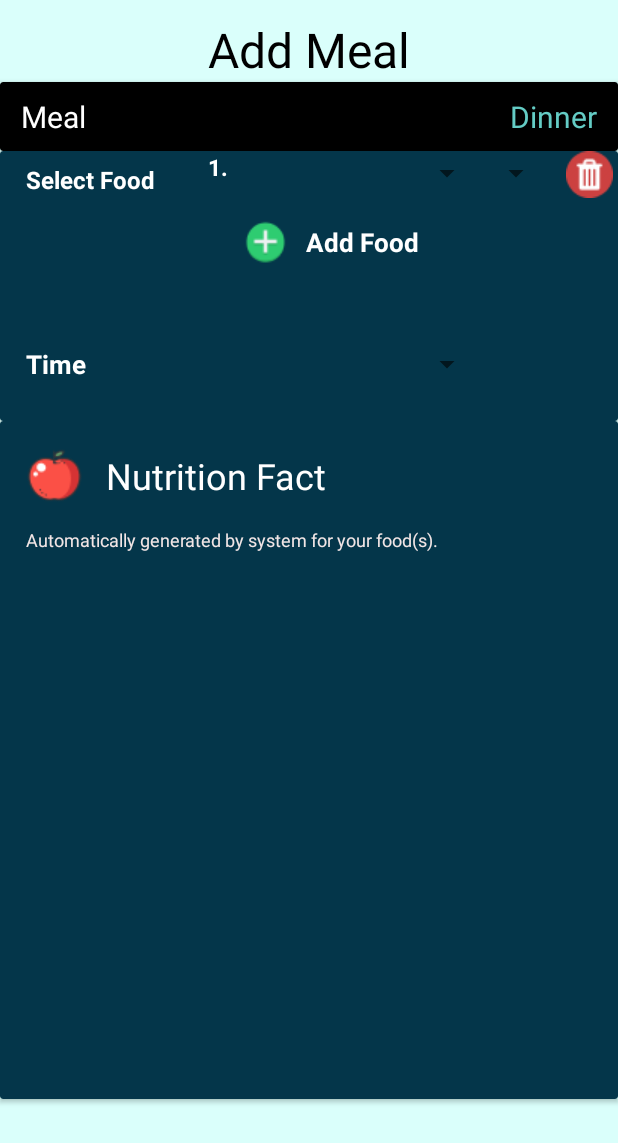
After one commit to yii-meow/health-compass, an Android app: the fragment add_meal shown on its own in the app's theme, on a phone screen of 412 x 824 dp. The commit adds this screen. Shown: the top 1143 px of the screen. Run offline under Robolectric (Android 15) with nearby library versions, the phone set to English and light mode, and no system bars.

Commit message:
nutrition fact

```diff
--- a/app/src/main/AndroidManifest.xml
+++ b/app/src/main/AndroidManifest.xml
@@ -13,6 +13,9 @@
         android:theme="@style/Theme.HealthCompass"
         tools:targetApi="31">
         <activity
+            android:name=".edit_goal"
+            android:exported="false" />
+        <activity
             android:name=".MainActivity"
             android:exported="true">
             <intent-filter>
--- a/app/src/main/java/com/example/healthcompass/MainActivity.kt
+++ b/app/src/main/java/com/example/healthcompass/MainActivity.kt
@@ -1,5 +1,6 @@
 package com.example.healthcompass
 
+import android.content.Intent
 import androidx.appcompat.app.AppCompatActivity
 import android.os.Bundle
 import android.widget.Button
@@ -15,7 +16,9 @@ class MainActivity : AppCompatActivity() {
 
         val btnEditGoal: Button = findViewById(R.id.btnEditGoal)
 
-        btnEditGoal.setOnClickListener{
+        btnEditGoal.setOnClickListener {
+            val intent = Intent(this,edit_goal::class.java)
+            startActivity(intent)
         }
 
 //        var tvDate: TextView = findViewById(R.id.tvDate)
--- /dev/null
+++ b/app/src/main/java/com/example/healthcompass/add_meal.kt
@@ -0,0 +1,59 @@
+package com.example.healthcompass
+
+import android.os.Bundle
+import androidx.fragment.app.Fragment
+import android.view.LayoutInflater
+import android.view.View
+import android.view.ViewGroup
+
+// TODO: Rename parameter arguments, choose names that match
+// the fragment initialization parameters, e.g. ARG_ITEM_NUMBER
+private const val ARG_PARAM1 = "param1"
+private const val ARG_PARAM2 = "param2"
+
+/**
+ * A simple [Fragment] subclass.
+ * Use the [add_meal.newInstance] factory method to
+ * create an instance of this fragment.
+ */
+class add_meal : Fragment() {
+    // TODO: Rename and change types of parameters
+    private var param1: String? = null
+    private var param2: String? = null
+
+    override fun onCreate(savedInstanceState: Bundle?) {
+        super.onCreate(savedInstanceState)
+        arguments?.let {
+            param1 = it.getString(ARG_PARAM1)
+            param2 = it.getString(ARG_PARAM2)
+        }
+    }
+
+    override fun onCreateView(
+        inflater: LayoutInflater, container: ViewGroup?,
+        savedInstanceState: Bundle?
+    ): View? {
+        // Inflate the layout for this fragment
+        return inflater.inflate(R.layout.fragment_add_meal, container, false)
+    }
+
+    companion object {
+        /**
+         * Use this factory method to create a new instance of
+         * this fragment using the provided parameters.
+         *
+         * @param param1 Parameter 1.
+         * @param param2 Parameter 2.
+         * @return A new instance of fragment add_meal.
+         */
+        // TODO: Rename and change types and number of parameters
+        @JvmStatic
+        fun newInstance(param1: String, param2: String) =
+            add_meal().apply {
+                arguments = Bundle().apply {
+                    putString(ARG_PARAM1, param1)
+                    putString(ARG_PARAM2, param2)
+                }
+            }
+    }
+}
--- /dev/null
+++ b/app/src/main/java/com/example/healthcompass/edit_goal.kt
@@ -0,0 +1,15 @@
+package com.example.healthcompass
+
+import androidx.appcompat.app.AppCompatActivity
+import android.os.Bundle
+import android.widget.Spinner
+
+class edit_goal : AppCompatActivity() {
+    override fun onCreate(savedInstanceState: Bundle?) {
+        super.onCreate(savedInstanceState)
+        setContentView(R.layout.activity_edit_goal)
+
+        val spinner : Spinner = findViewById(R.id.spinnerSetGoal)
+
+    }
+}
--- /dev/null
+++ b/app/src/main/res/layout/activity_edit_goal.xml
@@ -0,0 +1,32 @@
+<?xml version="1.0" encoding="utf-8"?>
+<androidx.constraintlayout.widget.ConstraintLayout xmlns:android="http://schemas.android.com/apk/res/android"
+    xmlns:app="http://schemas.android.com/apk/res-auto"
+    xmlns:tools="http://schemas.android.com/tools"
+    android:layout_width="match_parent"
+    android:layout_height="match_parent"
+    android:background="#DAFFFB"
+    tools:context=".edit_goal">
+
+    <TextView
+        android:id="@+id/lblSetGoal"
+        android:layout_width="wrap_content"
+        android:layout_height="wrap_content"
+        android:layout_marginLeft="15dp"
+        android:layout_marginTop="60dp"
+        android:text="Goal"
+        android:textColor="@color/black"
+        android:textSize="32dp"
+        app:layout_constraintLeft_toLeftOf="parent"
+        app:layout_constraintTop_toTopOf="parent" />
+
+    <Spinner
+        android:id="@+id/spinnerSetGoal"
+        android:layout_width="200dp"
+        android:layout_height="35dp"
+        android:layout_marginTop="30dp"
+        android:entries="@array/goals"
+        app:layout_constraintLeft_toLeftOf="@+id/lblSetGoal"
+        app:layout_constraintTop_toBottomOf="@id/lblSetGoal" />
+
+
+</androidx.constraintlayout.widget.ConstraintLayout>
--- /dev/null
+++ b/app/src/main/res/layout/fragment_add_meal.xml
@@ -0,0 +1,207 @@
+<?xml version="1.0" encoding="utf-8"?>
+<androidx.constraintlayout.widget.ConstraintLayout xmlns:android="http://schemas.android.com/apk/res/android"
+    xmlns:app="http://schemas.android.com/apk/res-auto"
+    xmlns:tools="http://schemas.android.com/tools"
+    android:layout_width="match_parent"
+    android:layout_height="match_parent"
+    android:background="#DAFFFB"
+    tools:context=".add_meal">
+
+    <TextView
+        android:id="@+id/lblAddMeal"
+        android:layout_width="wrap_content"
+        android:layout_height="wrap_content"
+        android:layout_marginTop="11dp"
+        android:text="Add Meal"
+        android:textColor="@color/black"
+        android:textSize="32dp"
+        app:layout_constraintLeft_toLeftOf="parent"
+        app:layout_constraintRight_toRightOf="parent"
+        app:layout_constraintTop_toTopOf="parent" />
+
+    <androidx.cardview.widget.CardView
+        android:id="@+id/cardMealLabeling"
+        android:layout_width="match_parent"
+        android:layout_height="46dp"
+        app:cardBackgroundColor="@color/black"
+        app:layout_constraintTop_toBottomOf="@id/lblAddMeal">
+
+        <androidx.constraintlayout.widget.ConstraintLayout
+            android:layout_width="match_parent"
+            android:layout_height="match_parent">
+
+            <TextView
+                android:layout_width="wrap_content"
+                android:layout_height="wrap_content"
+                android:layout_marginLeft="14dp"
+                android:text="Meal"
+                android:textColor="@color/white"
+                android:textSize="20dp"
+                app:layout_constraintBottom_toBottomOf="parent"
+                app:layout_constraintLeft_toLeftOf="parent"
+                app:layout_constraintTop_toTopOf="parent" />
+
+            <TextView
+                android:layout_width="wrap_content"
+                android:layout_height="wrap_content"
+                android:layout_marginRight="14dp"
+                android:text="Dinner"
+                android:textColor="#64CCC5"
+                android:textSize="20dp"
+                app:layout_constraintBottom_toBottomOf="parent"
+                app:layout_constraintRight_toRightOf="parent"
+                app:layout_constraintTop_toTopOf="parent" />
+        </androidx.constraintlayout.widget.ConstraintLayout>
+    </androidx.cardview.widget.CardView>
+
+    <androidx.cardview.widget.CardView
+        android:id="@+id/cardAddFood"
+        android:layout_width="match_parent"
+        android:layout_height="180dp"
+        app:cardBackgroundColor="#04364A"
+        app:layout_constraintTop_toBottomOf="@id/cardMealLabeling">
+
+        <androidx.constraintlayout.widget.ConstraintLayout
+            android:layout_width="match_parent"
+            android:layout_height="match_parent">
+
+            <TextView
+                android:id="@+id/lblSelectFood"
+                android:layout_width="wrap_content"
+                android:layout_height="wrap_content"
+                android:layout_marginLeft="17dp"
+                android:layout_marginTop="8dp"
+                android:text="Select Food"
+                android:textColor="@color/white"
+                android:textSize="16dp"
+                android:textStyle="bold"
+                app:layout_constraintLeft_toLeftOf="parent"
+                app:layout_constraintTop_toTopOf="parent" />
+
+            <Spinner
+                android:id="@+id/spinnerSelectFood"
+                android:layout_width="160dp"
+                android:layout_height="30dp"
+                android:layout_marginRight="90dp"
+                app:layout_constraintBaseline_toBaselineOf="@id/lblSelectFood"
+                app:layout_constraintRight_toRightOf="parent" />
+
+            <Spinner
+                android:layout_width="40dp"
+                android:layout_height="30dp"
+                android:layout_marginLeft="6dp"
+                app:layout_constraintBaseline_toBaselineOf="@id/spinnerSelectFood"
+                app:layout_constraintLeft_toRightOf="@id/spinnerSelectFood" />
+
+            <TextView
+                android:layout_width="wrap_content"
+                android:layout_height="wrap_content"
+                android:layout_marginRight="10dp"
+                android:text="1."
+                android:textColor="@color/white"
+                android:textSize="15dp"
+                android:textStyle="bold"
+                app:layout_constraintBaseline_toBaselineOf="@id/spinnerSelectFood"
+                app:layout_constraintRight_toLeftOf="@id/spinnerSelectFood" />
+
+            <ImageView
+                android:id="@+id/imgDeleteFood"
+                android:layout_width="31dp"
+                android:layout_height="31dp"
+                android:layout_marginLeft="55dp"
+                android:src="@drawable/delete"
+                app:layout_constraintBottom_toBottomOf="@id/spinnerSelectFood"
+                app:layout_constraintLeft_toRightOf="@id/spinnerSelectFood"
+                app:layout_constraintTop_toTopOf="@id/spinnerSelectFood" />
+
+            <TextView
+                android:id="@+id/lblTime"
+                android:layout_width="wrap_content"
+                android:layout_height="wrap_content"
+                android:layout_marginTop="100dp"
+                android:text="Time"
+                android:textColor="@color/white"
+                android:textSize="17dp"
+                android:textStyle="bold"
+                app:layout_constraintLeft_toLeftOf="@+id/lblSelectFood"
+                app:layout_constraintTop_toBottomOf="@+id/lblSelectFood" />
+
+            <Spinner
+                android:id="@+id/datePicker"
+                android:layout_width="160dp"
+                android:layout_height="30dp"
+                app:layout_constraintBottom_toBottomOf="@id/lblTime"
+                app:layout_constraintLeft_toLeftOf="@id/spinnerSelectFood"
+                app:layout_constraintTop_toTopOf="@id/lblTime" />
+
+            <ImageView
+                android:id="@+id/imgAddFood"
+                android:layout_width="30dp"
+                android:layout_height="30dp"
+                android:layout_marginTop="15dp"
+                android:src="@drawable/green_add"
+                app:layout_constraintLeft_toLeftOf="@id/spinnerSelectFood"
+                app:layout_constraintTop_toBottomOf="@id/spinnerSelectFood" />
+
+            <TextView
+                android:layout_width="wrap_content"
+                android:layout_height="wrap_content"
+                android:layout_marginLeft="12dp"
+                android:text="Add Food"
+                android:textColor="@color/white"
+                android:textSize="17dp"
+                android:textStyle="bold"
+                app:layout_constraintBottom_toBottomOf="@id/imgAddFood"
+                app:layout_constraintLeft_toRightOf="@id/imgAddFood"
+                app:layout_constraintTop_toTopOf="@id/imgAddFood" />
+        </androidx.constraintlayout.widget.ConstraintLayout>
+    </androidx.cardview.widget.CardView>
+
+    <androidx.cardview.widget.CardView
+        android:layout_width="match_parent"
+        android:layout_height="452dp"
+        app:cardBackgroundColor="#04364A"
+        app:layout_constraintTop_toBottomOf="@id/cardAddFood">
+
+        <androidx.constraintlayout.widget.ConstraintLayout
+            android:layout_width="match_parent"
+            android:layout_height="600dp">
+
+            <ImageView
+                android:id="@+id/imgNutritionFact"
+                android:layout_width="38dp"
+                android:layout_height="38dp"
+                android:layout_marginLeft="17dp"
+                android:layout_marginTop="17dp"
+                android:src="@drawable/nutrition_fact"
+                app:layout_constraintLeft_toLeftOf="parent"
+                app:layout_constraintTop_toTopOf="parent" />
+
+            <TextView
+                android:layout_width="wrap_content"
+                android:layout_height="wrap_content"
+                android:layout_marginLeft="15dp"
+                android:text="Nutrition Fact"
+                android:textColor="@color/white"
+                android:textSize="24dp"
+                app:layout_constraintBottom_toBottomOf="@id/imgNutritionFact"
+                app:layout_constraintLeft_toRightOf="@id/imgNutritionFact"
+                app:layout_constraintTop_toTopOf="@id/imgNutritionFact" />
+
+            <TextView
+                android:layout_width="wrap_content"
+                android:layout_height="wrap_content"
+                android:layout_marginTop="15dp"
+                android:text="Automatically generated by system for your food(s)."
+                android:textColor="#F2E6E6"
+                android:textSize="12dp"
+                app:layout_constraintLeft_toLeftOf="@id/imgNutritionFact"
+                app:layout_constraintTop_toBottomOf="@id/imgNutritionFact" />
+
+        </androidx.constraintlayout.widget.ConstraintLayout>
+
+
+    </androidx.cardview.widget.CardView>
+
+
+</androidx.constraintlayout.widget.ConstraintLayout>
--- a/app/src/main/res/layout/fragment_previous_day_nutrition.xml
+++ b/app/src/main/res/layout/fragment_previous_day_nutrition.xml
@@ -5,7 +5,6 @@
     android:layout_height="match_parent"
     tools:context=".previous_day_nutrition">
 
-    <?xml version="1.0" encoding="utf-8"?>
     <ScrollView xmlns:android="http://schemas.android.com/apk/res/android"
         xmlns:app="http://schemas.android.com/apk/res-auto"
         xmlns:tools="http://schemas.android.com/tools"
--- a/app/src/main/res/layout/nutrition.xml
+++ b/app/src/main/res/layout/nutrition.xml
@@ -714,6 +714,6 @@
 
             </androidx.constraintlayout.widget.ConstraintLayout>
         </androidx.cardview.widget.CardView>
+    </androidx.constraintlayout.widget.ConstraintLayout>
 
-    </androidx.constraintlayout.widget.ConstraintLayout>
 </ScrollView>
--- a/app/src/main/res/values/strings.xml
+++ b/app/src/main/res/values/strings.xml
@@ -2,4 +2,10 @@
     <string name="app_name">HealthCompass</string>
     <!-- TODO: Remove or change this placeholder text -->
     <string name="hello_blank_fragment">Hello blank fragment</string>
+
+    <string-array name="goals">
+        <item>Maintain Weight</item>
+        <item>Gain Weight</item>
+        <item>Loss Weight</item>
+    </string-array>
 </resources>
```
Also changed, not shown: app/src/main/res/drawable/delete.png (added), app/src/main/res/drawable/green_add.png (added), app/src/main/res/drawable/nutrition_fact.png (added).
